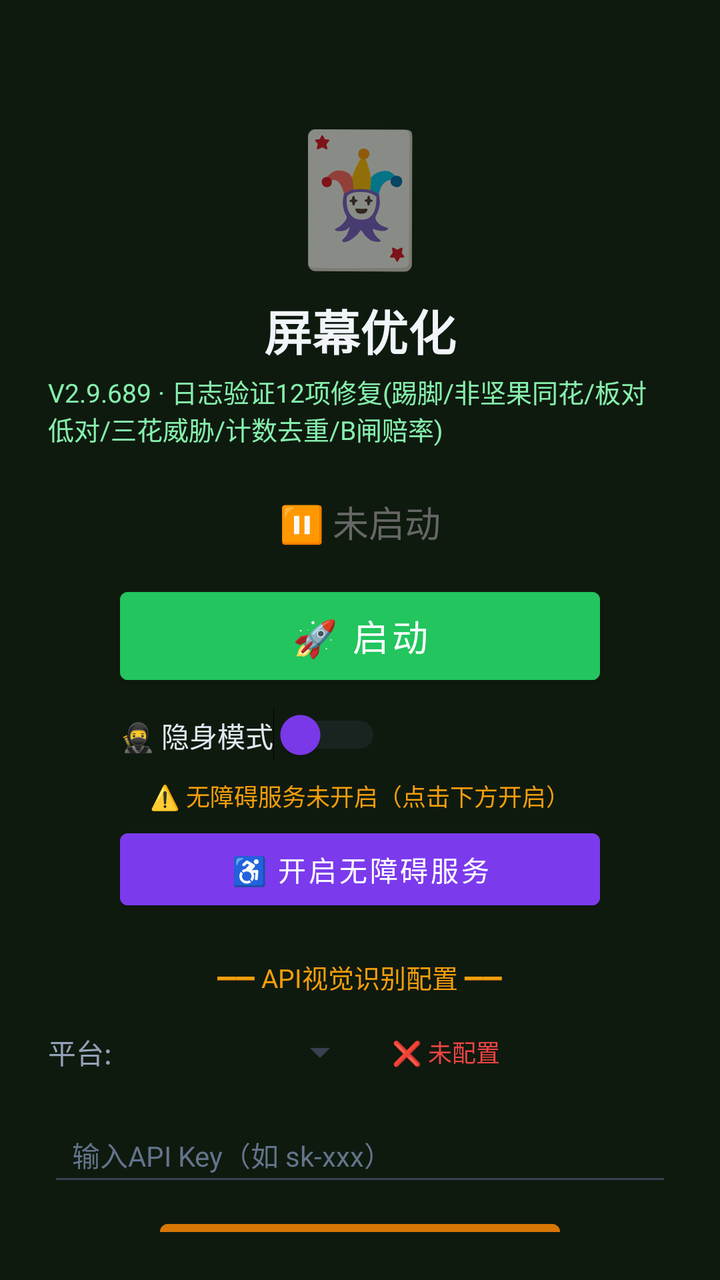
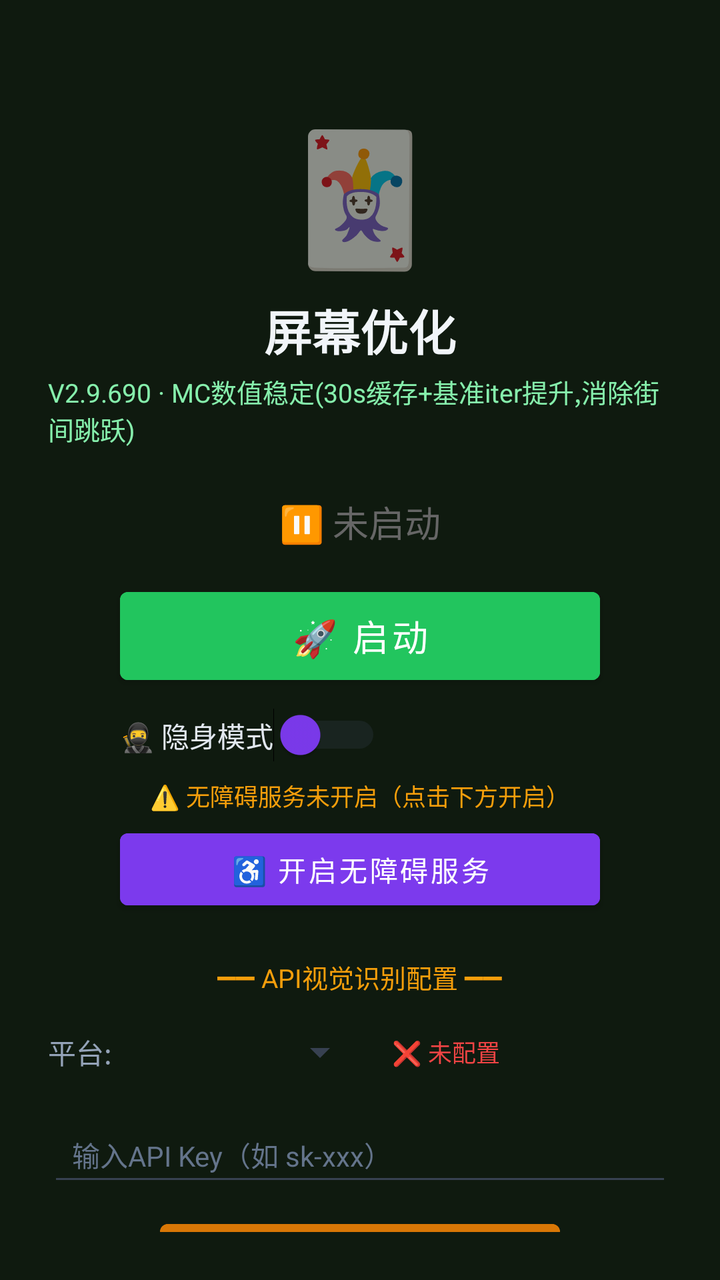

Before-and-after screenshots of an Android layout around one commit, followed by the original layout XML and the change that was made.
<!-- AndroidManifest.xml: activity theme Theme.MjScreenshot -->
<!-- res/layout/activity_main.xml -->
<?xml version="1.0" encoding="utf-8"?>
<LinearLayout xmlns:android="http://schemas.android.com/apk/res/android"
    android:layout_width="match_parent"
    android:layout_height="match_parent"
    android:orientation="vertical"
    android:background="#0f1a0f"
    android:padding="24dp"
    android:gravity="center_horizontal">

    <TextView
        android:layout_width="wrap_content"
        android:layout_height="wrap_content"
        android:text="🃏"
        android:textSize="64sp"
        android:layout_marginTop="30dp" />

    <TextView
        android:layout_width="wrap_content"
        android:layout_height="wrap_content"
        android:text="屏幕优化"
        android:textSize="24sp"
        android:textColor="#f1f5f9"
        android:textStyle="bold"
        android:layout_marginTop="8dp" />

    <TextView
        android:layout_width="wrap_content"
        android:layout_height="wrap_content"
        android:text="V2.9.689 · 日志验证12项修复(踢脚/非坚果同花/板对低对/三花威胁/计数去重/B闸赔率)"
        android:textSize="13sp"
        android:textColor="#86efac"
        android:layout_marginTop="4dp" />

    <TextView
        android:id="@+id/tvStatus"
        android:layout_width="wrap_content"
        android:layout_height="wrap_content"
        android:text="⏸ 未启动"
        android:textSize="18sp"
        android:textColor="#666666"
        android:layout_marginTop="24dp" />

    <Button
        android:id="@+id/btnStart"
        android:layout_width="240dp"
        android:layout_height="56dp"
        android:text="🚀 启动"
        android:textSize="18sp"
        android:textColor="#ffffff"
        android:backgroundTint="#22c55e"
        android:layout_marginTop="16dp" />

    <Button
        android:id="@+id/btnHelper"
        android:layout_width="240dp"
        android:layout_height="56dp"
        android:text="🃏 打开智囊"
        android:textSize="16sp"
        android:textColor="#ffffff"
        android:backgroundTint="#16a34a"
        android:layout_marginTop="12dp"
        android:visibility="gone" />

    
    <LinearLayout
        android:layout_width="240dp"
        android:layout_height="wrap_content"
        android:orientation="horizontal"
        android:gravity="center_vertical"
        android:layout_marginTop="8dp">

        <Switch
            android:id="@+id/switchStealth"
            android:layout_width="wrap_content"
            android:layout_height="wrap_content"
            android:text="🥷 隐身模式"
            android:textColor="#e2e8f0"
            android:textSize="14sp"
            android:thumbTint="#7c3aed"
            android:trackTint="#374151" />
    </LinearLayout>

    <TextView
        android:id="@+id/tvAccessibilityStatus"
        android:layout_width="wrap_content"
        android:layout_height="wrap_content"
        android:text="⚠️ 无障碍服务未开启（点击下方开启）"
        android:textSize="12sp"
        android:textColor="#f59e0b"
        android:layout_marginTop="8dp"
        android:gravity="center" />

    <Button
        android:id="@+id/btnAccessibility"
        android:layout_width="240dp"
        android:layout_height="48dp"
        android:text="♿ 开启无障碍服务"
        android:textSize="14sp"
        android:textColor="#ffffff"
        android:backgroundTint="#7c3aed"
        android:layout_marginTop="4dp" />

    <TextView
        android:layout_width="wrap_content"
        android:layout_height="wrap_content"
        android:text="━━ API视觉识别配置 ━━"
        android:textSize="13sp"
        android:textColor="#f59e0b"
        android:layout_marginTop="20dp" />

    <LinearLayout
        android:layout_width="match_parent"
        android:layout_height="wrap_content"
        android:orientation="horizontal"
        android:layout_marginTop="8dp"
        android:gravity="center_vertical">

        <TextView
            android:layout_width="wrap_content"
            android:layout_height="wrap_content"
            android:text="平台:"
            android:textSize="14sp"
            android:textColor="#94a3b8" />

        <Spinner
            android:id="@+id/spinnerProvider"
            android:layout_width="120dp"
            android:layout_height="40dp"
            android:layout_marginStart="8dp"
            android:backgroundTint="#374151" />

        <TextView
            android:id="@+id/tvApiStatus"
            android:layout_width="wrap_content"
            android:layout_height="wrap_content"
            android:text="❌ 未配置"
            android:textSize="12sp"
            android:textColor="#ef4444"
            android:layout_marginStart="12dp" />
    </LinearLayout>

    <EditText
        android:id="@+id/etApiKey"
        android:layout_width="match_parent"
        android:layout_height="44dp"
        android:hint="输入API Key（如 sk-xxx）"
        android:textSize="14sp"
        android:textColor="#e2e8f0"
        android:textColorHint="#64748b"
        android:backgroundTint="#374151"
        android:inputType="textPassword"
        android:layout_marginTop="8dp"
        android:paddingStart="12dp"
        android:paddingEnd="12dp" />

    <Button
        android:id="@+id/btnSaveApi"
        android:layout_width="200dp"
        android:layout_height="44dp"
        android:text="💾 保存API配置"
        android:textSize="14sp"
        android:textColor="#ffffff"
        android:backgroundTint="#d97706"
        android:layout_marginTop="8dp" />

    <TextView
        android:id="@+id/tvHint"
        android:layout_width="wrap_content"
        android:layout_height="wrap_content"
        android:text="先点上方按钮启动截屏"
        android:textSize="13sp"
        android:textColor="#666666"
        android:layout_marginTop="12dp"
        android:gravity="center" />

    <TextView
        android:layout_width="wrap_content"
        android:layout_height="wrap_content"
        android:text="使用步骤：\n1. 配置API Key（支持OpenAI/通义千问VL/硅基流动）\n2. 点「开启无障碍服务」→ 开启\n3. 开启「🥷隐身模式」(反检测)\n4. 点「启动」→ 允许悬浮窗\n5. 打牌时点屏幕上的🎯悬浮球即可截屏识别\n★ 拖动悬浮球可移到不挡牌的位置 ★\n★ 长按悬浮球可展开/收起详细面板 ★\n★ 悬浮球边框颜色=建议：绿=加注 橙=跟注 红=弃牌 ★"
        android:textSize="12sp"
        android:textColor="#64748b"
        android:layout_marginTop="12dp"
        android:lineSpacingExtra="3dp" />

</LinearLayout>
<!-- resources referenced by this layout -->
<resources>
  <style name="Theme.MjScreenshot" parent="Theme.MaterialComponents.DayNight.DarkActionBar">
          <item name="colorPrimary">#1e40af</item>
          <item name="colorPrimaryVariant">#1e3a8a</item>
          <item name="colorOnPrimary">#ffffff</item>
          <item name="android:statusBarColor">#0f172a</item>
      </style>
</resources>

<!-- the commit's change to res/layout/activity_main.xml (unified diff, before → after) -->
@@ -26,7 +26,7 @@
     <TextView
         android:layout_width="wrap_content"
         android:layout_height="wrap_content"
-        android:text="V2.9.689 · 日志验证12项修复(踢脚/非坚果同花/板对低对/三花威胁/计数去重/B闸赔率)"
+        android:text="V2.9.690 · MC数值稳定(30s缓存+基准iter提升,消除街间跳跃)"
         android:textSize="13sp"
         android:textColor="#86efac"
         android:layout_marginTop="4dp" />
